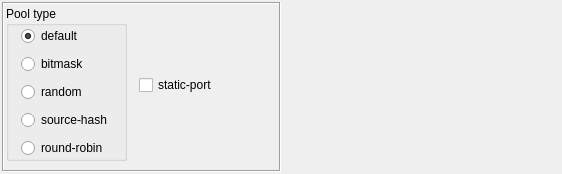
This is src/gui/natruleoptionsdialog_q.ui in fwbuilder/fwbuilder as Qt 5 draws it before an edit. The edited form follows.
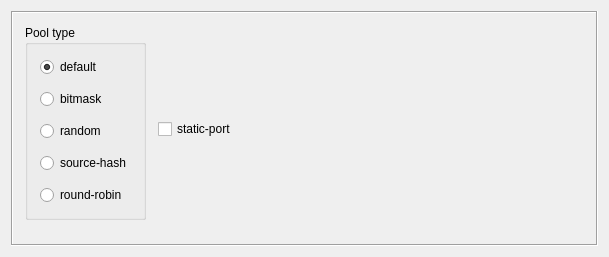
This is the edited form. The open tabs and pages were chosen to show the change.

Commit message: See #501 Finally cleaned up dialog layout for all object dialogs. Had to remove default margin and spacing in the "form setting" for each dialog

```diff
--- a/src/gui/natruleoptionsdialog_q.ui
+++ b/src/gui/natruleoptionsdialog_q.ui
@@ -5,26 +5,15 @@
    <rect>
     <x>0</x>
     <y>0</y>
-    <width>562</width>
-    <height>174</height>
+    <width>609</width>
+    <height>234</height>
    </rect>
   </property>
   <property name="windowTitle" >
    <string>NAT Rule Options</string>
   </property>
-  <layout class="QGridLayout" >
-   <property name="margin" >
-    <number>2</number>
-   </property>
-   <property name="spacing" >
-    <number>2</number>
-   </property>
+  <layout class="QGridLayout" name="gridLayout" >
    <item row="0" column="0" >
-    <layout class="QVBoxLayout" >
-     <property name="spacing" >
-      <number>2</number>
-     </property>
-     <item>
       <widget class="QStackedWidget" name="widgetStack" >
        <property name="frameShape" >
         <enum>QFrame::Box</enum>
@@ -91,14 +80,11 @@
        </widget>
        <widget class="QWidget" name="pfNATRuleOptions" >
         <layout class="QGridLayout" >
-         <property name="horizontalSpacing" >
-          <number>12</number>
-         </property>
-         <property name="verticalSpacing" >
-          <number>2</number>
-         </property>
          <property name="margin" >
-          <number>2</number>
+        <number>12</number>
+       </property>
+       <property name="spacing" >
+        <number>12</number>
          </property>
          <item row="3" column="0" >
           <spacer>
@@ -128,24 +114,12 @@
             <string>Pool type</string>
            </property>
            <layout class="QGridLayout" >
-            <property name="leftMargin" >
+          <property name="margin" >
              <number>12</number>
             </property>
-            <property name="topMargin" >
-             <number>0</number>
-            </property>
-            <property name="rightMargin" >
+          <property name="spacing" >
              <number>12</number>
             </property>
-            <property name="bottomMargin" >
-             <number>0</number>
-            </property>
-            <property name="horizontalSpacing" >
-             <number>2</number>
-            </property>
-            <property name="verticalSpacing" >
-             <number>8</number>
-            </property>
             <item row="0" column="0" >
              <widget class="QRadioButton" name="pf_pool_type_none" >
               <property name="text" >
@@ -247,26 +221,8 @@
       </widget>
      </item>
     </layout>
-   </item>
-   <item row="0" column="1" >
-    <spacer>
-     <property name="orientation" >
-      <enum>Qt::Horizontal</enum>
-     </property>
-     <property name="sizeType" >
-      <enum>QSizePolicy::MinimumExpanding</enum>
-     </property>
-     <property name="sizeHint" stdset="0" >
-      <size>
-       <width>0</width>
-       <height>20</height>
-      </size>
-     </property>
-    </spacer>
-   </item>
-  </layout>
  </widget>
- <layoutdefault spacing="2" margin="2" />
+ <includes/>
  <resources/>
  <connections>
   <connection>
```
Left out of the diff: 2 changed lines with no effect on the pictures. Lines whose indentation alone changed are shown as unchanged. The commit also changes 30 other files.
